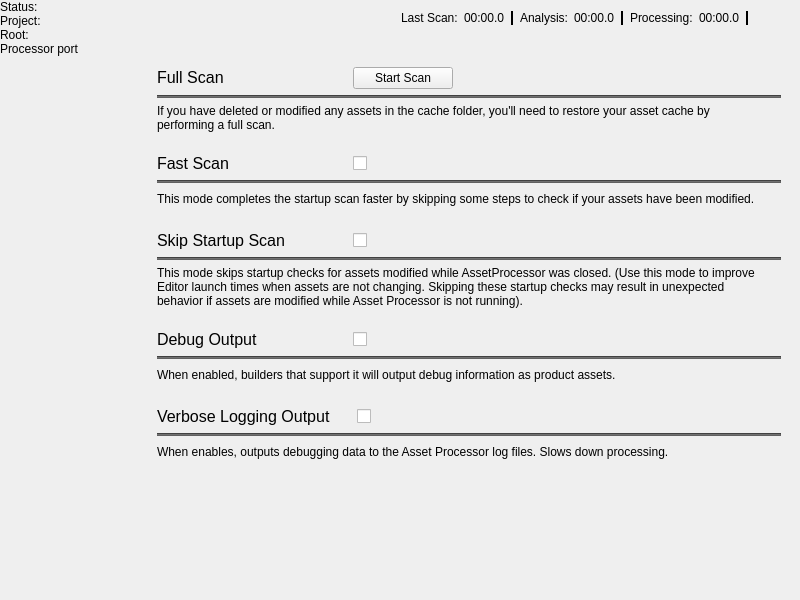
Above: Code/Tools/AssetProcessor/native/ui/MainWindow.ui from o3de/o3de before the change. Below: the same form after it.
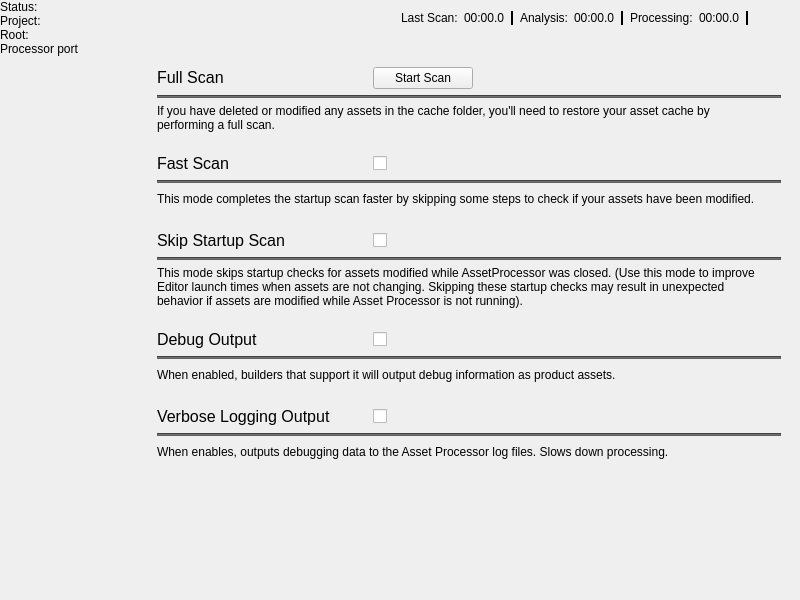
That is the form after the change. The open tabs and pages were chosen to show the change. Icons and pictures are not drawn. Custom widgets are drawn as their Qt base class.

```diff
--- a/Code/Tools/AssetProcessor/native/ui/MainWindow.ui
+++ b/Code/Tools/AssetProcessor/native/ui/MainWindow.ui
@@ -1546,7 +1546,7 @@
                <widget class="QLabel" name="fullScanHeader">
                 <property name="minimumSize">
                  <size>
-                  <width>170</width>
+                  <width>190</width>
                   <height>0</height>
                  </size>
                 </property>
@@ -1685,7 +1685,7 @@
                <widget class="QLabel" name="fastScanHeader">
                 <property name="minimumSize">
                  <size>
-                  <width>170</width>
+                  <width>190</width>
                   <height>0</height>
                  </size>
                 </property>
@@ -1830,7 +1830,7 @@
                <widget class="QLabel" name="disableStartupScanHeader">
                 <property name="minimumSize">
                  <size>
-                  <width>170</width>
+                  <width>190</width>
                   <height>0</height>
                  </size>
                 </property>
@@ -1963,7 +1963,7 @@
                <widget class="QLabel" name="debugOutputHeader">
                 <property name="minimumSize">
                  <size>
-                  <width>170</width>
+                  <width>190</width>
                   <height>0</height>
                  </size>
                 </property>
@@ -2114,7 +2114,7 @@
                <widget class="QLabel" name="logfileLevelHeader">
                 <property name="minimumSize">
                  <size>
-                  <width>170</width>
+                  <width>190</width>
                   <height>0</height>
                  </size>
                 </property>
```
